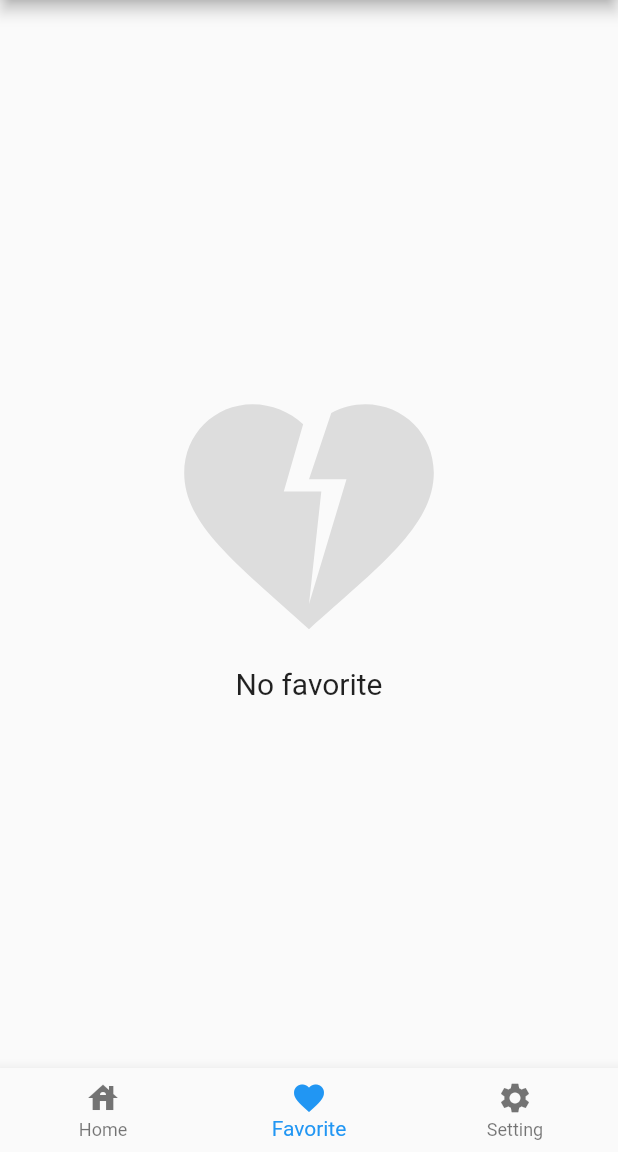
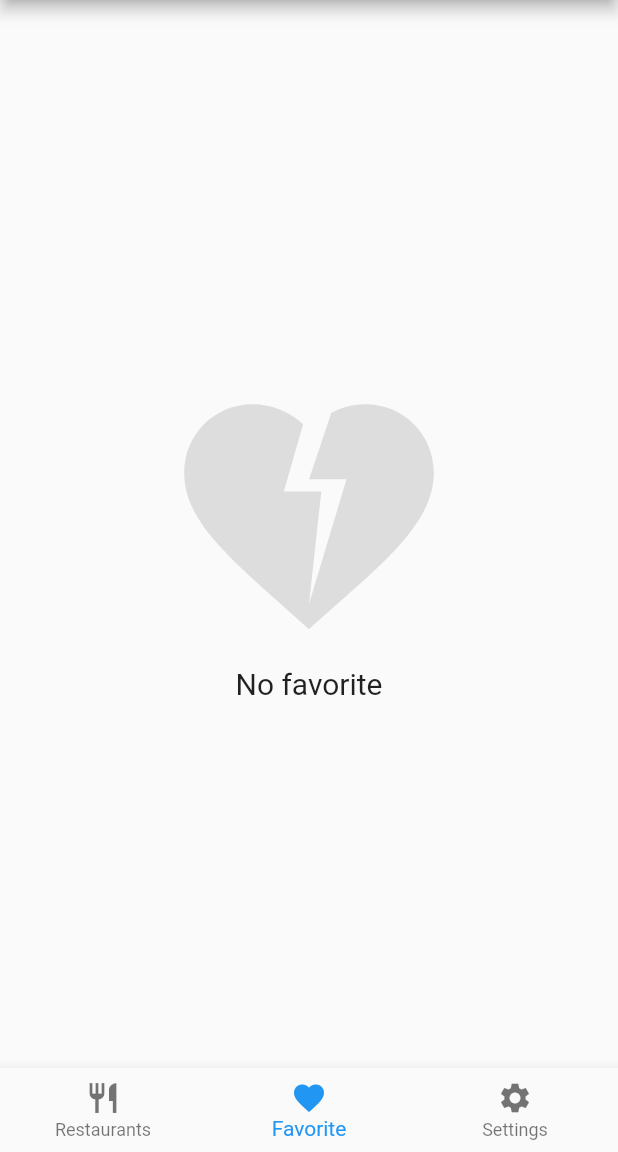
Before and after one commit to DhaniAM/Flutter-restaurant-app-1, a Flutter app: the screen it shows after launch, item 2 of the bottom bar chosen, on a phone screen of 412 x 824 dp, the part 84-1236 px from its top. Run offline on Flutter 3.47's test engine with Material 2 defaults, Android fonts, the light colour scheme and no system bars; our stand-ins replace flutter_local_notifications, rxdart, shared_preferences, sqflite; missing offline and left inert: android_alarm_manager_plus; accounts and stored records are empty; network calls fail.

Commit message:
App now fully working, with notification, favorite, and search features

```diff
--- a/lib/data/api/api_service.dart
+++ b/lib/data/api/api_service.dart
@@ -23,8 +23,7 @@ class ApiService {
 
   /// for [SearchProvider] getting Search result
   Future<RestaurantsList> getSearchResults(String searchText) async {
-    final response =
-        await http.get(Uri.parse(_baseUrl + _searchQuery + searchText));
+    final response = await http.get(Uri.parse(_baseUrl + _searchQuery + searchText));
     if (response.statusCode == 200) {
       return RestaurantsList.fromJson(jsonDecode(response.body));
     } else {
@@ -36,6 +35,7 @@ class ApiService {
   Future<RestaurantDetail> getRestaurantDetail(String id) async {
     final response = await http.get(Uri.parse(_baseUrl + _detailQuery + id));
     if (response.statusCode == 200) {
+      print('Getting restaurant detail in API......');
       return RestaurantDetail.fromJson(jsonDecode(response.body));
     } else {
       throw Exception("Failed to load restaurant detail -_-");
--- a/lib/data/model/restaurant_model.dart
+++ b/lib/data/model/restaurant_model.dart
@@ -15,6 +15,12 @@ class RestaurantDetail {
         message: json["message"],
         restaurant: Restaurant.fromJson(json["restaurant"]),
       );
+
+  Map<String, dynamic> toJson() => {
+        "error": error,
+        "message": message,
+        "restaurant": restaurant.toJson(),
+      };
 }
 
 /// Has complete detail for restaurant, used in [RestaurantScreen]
--- a/lib/data/model/restaurants_model.dart
+++ b/lib/data/model/restaurants_model.dart
@@ -1,4 +1,3 @@
-import 'package:meta/meta.dart';
 import 'dart:convert';
 
 /// class for restaurant list in [HomeScreen] and [SearchScreen]
--- a/lib/data/state/current_state.dart
+++ b/lib/data/state/current_state.dart
@@ -1,6 +1,6 @@
 enum HomeCurrentState { loading, noData, hasData, error }
 
-enum RestoDetailState { init, loading, noData, hasData, error }
+enum RestoDetailState { init, loading, noData, hasData, error, hasDataFromNotif }
 
 enum SearchCurrentState { init, loading, noData, hasData, error }
 
--- a/lib/main.dart
+++ b/lib/main.dart
@@ -7,6 +7,7 @@ import 'package:provider/provider.dart';
 import 'package:restaurant_app_1/common/navigation.dart';
 import 'package:restaurant_app_1/data/api/api_service.dart';
 import 'package:restaurant_app_1/data/db/database_helper.dart';
+import 'package:restaurant_app_1/data/model/restaurant_model.dart';
 import 'package:restaurant_app_1/data/preferences/preferences_helper.dart';
 import 'package:restaurant_app_1/data/provider/database_provider.dart';
 import 'package:restaurant_app_1/data/provider/home_provider.dart';
@@ -85,7 +86,8 @@ class MyApp extends StatelessWidget {
         initialRoute: HomeScreen.routeName,
         routes: {
           HomeScreen.routeName: (context) => const MainScreen(),
-          RestaurantScreen.routeName: (context) => const RestaurantScreen(),
+          RestaurantScreen.routeName: (context) => RestaurantScreen(
+              restaurant: ModalRoute.of(context)?.settings.arguments as Restaurant),
           SearchScreen.routeName: (context) => const SearchScreen(),
         },
       ),
--- a/lib/page/favorite_screen.dart
+++ b/lib/page/favorite_screen.dart
@@ -4,6 +4,7 @@ import 'package:restaurant_app_1/data/provider/database_provider.dart';
 import 'package:restaurant_app_1/data/state/current_state.dart';
 import 'package:restaurant_app_1/widget/favorite_list_builder.dart';
 import 'package:restaurant_app_1/widget/state_message.dart';
+import 'package:restaurant_app_1/widget/state_message_scaffold.dart';
 
 class FavoriteScreen extends StatelessWidget {
   const FavoriteScreen({super.key});
@@ -14,17 +15,19 @@ class FavoriteScreen extends StatelessWidget {
       builder: (context, data, child) {
         /// Loading state
         if (data.currentState == DatabaseState.loading) {
-          return const Center(
-            child: CircularProgressIndicator(color: Color.fromRGBO(255, 106, 106, 1)),
+          return const Scaffold(
+            body: Center(
+              child: CircularProgressIndicator(color: Color.fromRGBO(255, 106, 106, 1)),
+            ),
           );
 
           /// No Data state
         } else if (data.currentState == DatabaseState.noData) {
-          return StateMessage(icon: Icons.heart_broken, text: data.message);
+          return StateMessageScaffold(icon: Icons.heart_broken, text: data.message);
 
           /// Error state
         } else if (data.currentState == DatabaseState.error) {
-          return StateMessage(icon: Icons.cancel, text: data.message);
+          return StateMessageScaffold(icon: Icons.cancel, text: data.message);
 
           /// has Data state
         } else if (data.currentState == DatabaseState.hasData) {
@@ -32,7 +35,7 @@ class FavoriteScreen extends StatelessWidget {
 
           /// other state
         } else {
-          return StateMessage(icon: Icons.fastfood, text: data.message);
+          return StateMessageScaffold(icon: Icons.fastfood, text: data.message);
         }
       },
     );
--- a/lib/page/main_screen.dart
+++ b/lib/page/main_screen.dart
@@ -76,8 +76,8 @@ class _MainScreenState extends State<MainScreen> {
         },
         items: const [
           BottomNavigationBarItem(
-            icon: Icon(Icons.house),
-            label: 'Home',
+            icon: Icon(Icons.restaurant),
+            label: 'Restaurants',
           ),
           BottomNavigationBarItem(
             icon: Icon(Icons.favorite_sharp),
@@ -85,7 +85,7 @@ class _MainScreenState extends State<MainScreen> {
           ),
           BottomNavigationBarItem(
             icon: Icon(Icons.settings),
-            label: 'Setting',
+            label: 'Settings',
           ),
         ],
       ),
--- a/lib/page/search_screen.dart
+++ b/lib/page/search_screen.dart
@@ -4,6 +4,7 @@ import 'package:restaurant_app_1/data/provider/search_provider.dart';
 import 'package:restaurant_app_1/data/state/current_state.dart';
 import 'package:restaurant_app_1/widget/restaurants_list_builder.dart';
 import 'package:restaurant_app_1/widget/state_message.dart';
+import 'package:restaurant_app_1/widget/state_message_scaffold.dart';
 
 class SearchScreen extends StatelessWidget {
   static const routeName = "/searchScreen";
--- a/lib/widget/restaurant_detail_builder.dart
+++ b/lib/widget/restaurant_detail_builder.dart
@@ -5,13 +5,12 @@ import 'package:restaurant_app_1/widget/menu_item_name.dart';
 import 'package:restaurant_app_1/widget/my_divider.dart';
 
 class RestaurantDetailBuilder extends StatelessWidget {
-  final RestaurantDetail resData;
-  const RestaurantDetailBuilder({super.key, required this.resData});
+  final Restaurant restaurant;
+  const RestaurantDetailBuilder({super.key, required this.restaurant});
 
   @override
   Widget build(BuildContext context) {
     const String medImg = "https://restaurant-api.dicoding.dev/images/medium/";
-    final Restaurant restaurant = resData.restaurant;
     final int resFoodsLen = restaurant.menus.foods.length;
     final int resDrinksLen = restaurant.menus.drinks.length;
     final int tagLen = restaurant.categories.length;
--- /dev/null
+++ b/lib/widget/state_message_scaffold.dart
@@ -0,0 +1,31 @@
+import 'package:flutter/material.dart';
+
+class StateMessageScaffold extends StatelessWidget {
+  final IconData icon;
+  final String text;
+  const StateMessageScaffold({super.key, required this.icon, required this.text});
+
+  @override
+  Widget build(BuildContext context) {
+    return Scaffold(
+      body: Center(
+        child: Wrap(
+          crossAxisAlignment: WrapCrossAlignment.center,
+          direction: Axis.vertical,
+          children: [
+            Icon(
+              icon,
+              size: 200,
+              color: const Color.fromARGB(255, 221, 221, 221),
+            ),
+            Text(
+              text,
+              style: const TextStyle(fontSize: 20),
+              textAlign: TextAlign.center,
+            ),
+          ],
+        ),
+      ),
+    );
+  }
+}
```
Also changed, not shown: lib/data/provider/restaurant_detail_provider.dart (+8 -3 lines), lib/page/home_screen.dart (+4 -3 lines), lib/page/restaurant_screen.dart (+10 -5 lines), lib/utils/background_service.dart (+10 -2 lines), lib/utils/notification_helper.dart (+8 -7 lines), lib/widget/restaurant_card.dart (+5 -3 lines).
